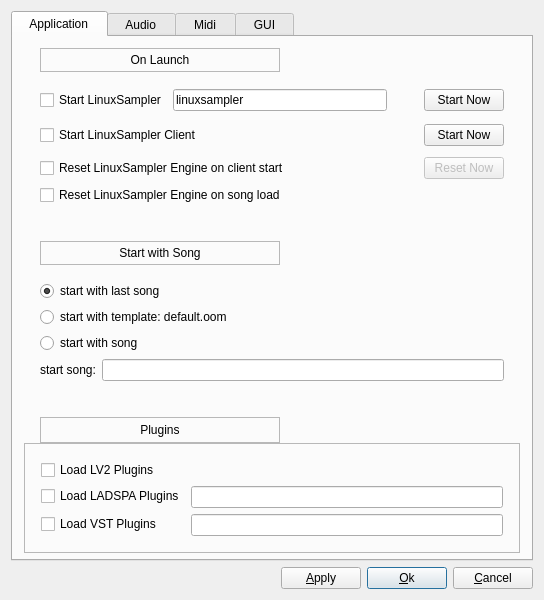
falkTX/los, file oom/widgets/gensetbase.ui: the form before one commit.
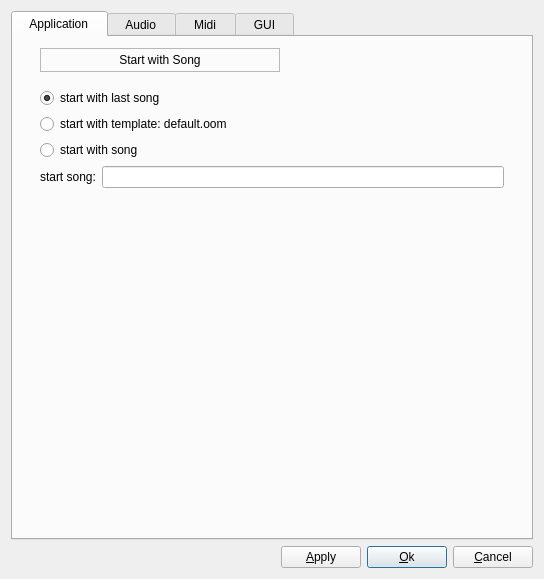
The form after the commit.

Commit message: Massive cleanup: remove plugin, lscp, linuxsampler and network code

```diff
--- a/oom/widgets/gensetbase.ui
+++ b/oom/widgets/gensetbase.ui
@@ -7,7 +7,7 @@
     <x>0</x>
     <y>0</y>
     <width>544</width>
-    <height>547</height>
+    <height>579</height>
    </rect>
   </property>
   <property name="windowTitle">
@@ -36,278 +36,6 @@
        <property name="bottomMargin">
         <number>6</number>
        </property>
-       <item>
-        <layout class="QHBoxLayout" name="horizontalLayout_3">
-         <property name="spacing">
-          <number>0</number>
-         </property>
-         <item>
-          <spacer name="horizontalSpacer_3">
-           <property name="orientation">
-            <enum>Qt::Horizontal</enum>
-           </property>
-           <property name="sizeType">
-            <enum>QSizePolicy::Fixed</enum>
-           </property>
-           <property name="sizeHint" stdset="0">
-            <size>
-             <width>16</width>
-             <height>20</height>
-            </size>
-           </property>
-          </spacer>
-         </item>
-         <item>
-          <widget class="QFrame" name="launchLabelFrame">
-           <property name="sizePolicy">
-            <sizepolicy hsizetype="Expanding" vsizetype="Fixed">
-             <horstretch>0</horstretch>
-             <verstretch>0</verstretch>
-            </sizepolicy>
-           </property>
-           <property name="frameShape">
-            <enum>QFrame::StyledPanel</enum>
-           </property>
-           <property name="frameShadow">
-            <enum>QFrame::Raised</enum>
-           </property>
-           <layout class="QVBoxLayout" name="verticalLayout_7">
-            <property name="spacing">
-             <number>0</number>
-            </property>
-            <property name="leftMargin">
-             <number>20</number>
-            </property>
-            <property name="topMargin">
-             <number>4</number>
-            </property>
-            <property name="rightMargin">
-             <number>20</number>
-            </property>
-            <property name="bottomMargin">
-             <number>4</number>
-            </property>
-            <item>
-             <widget class="QLabel" name="launchLabel">
-              <property name="text">
-               <string>On Launch</string>
-              </property>
-              <property name="alignment">
-               <set>Qt::AlignCenter</set>
-              </property>
-             </widget>
-            </item>
-           </layout>
-          </widget>
-         </item>
-         <item>
-          <spacer name="horizontalSpacer_4">
-           <property name="orientation">
-            <enum>Qt::Horizontal</enum>
-           </property>
-           <property name="sizeHint" stdset="0">
-            <size>
-             <width>40</width>
-             <height>20</height>
-            </size>
-           </property>
-          </spacer>
-         </item>
-        </layout>
-       </item>
-       <item>
-        <widget class="QFrame" name="startUpBox">
-         <layout class="QVBoxLayout" name="verticalLayout_2">
-          <property name="margin">
-           <number>16</number>
-          </property>
-          <item>
-           <layout class="QHBoxLayout" name="horizontalLayout_13">
-            <property name="topMargin">
-             <number>0</number>
-            </property>
-            <item>
-             <widget class="QCheckBox" name="chkStartLS">
-              <property name="text">
-               <string>Start LinuxSampler</string>
-              </property>
-             </widget>
-            </item>
-            <item>
-             <widget class="QLineEdit" name="txtLSPath">
-              <property name="toolTip">
-               <string>LinuxSampler binary (NOTE: SVN Version required for SFZ support)</string>
-              </property>
-              <property name="text">
-               <string>linuxsampler</string>
-              </property>
-             </widget>
-            </item>
-            <item>
-             <widget class="QToolButton" name="btnBrowseLS">
-              <property name="minimumSize">
-               <size>
-                <width>25</width>
-                <height>25</height>
-               </size>
-              </property>
-              <property name="maximumSize">
-               <size>
-                <width>25</width>
-                <height>25</height>
-               </size>
-              </property>
-              <property name="toolTip">
-               <string>Browse for LinuxSampler binary (NOTE: SVN Version required for SFZ support)</string>
-              </property>
-              <property name="text">
-               <string/>
-              </property>
-              <property name="iconSize">
-               <size>
-                <width>25</width>
-                <height>25</height>
-               </size>
-              </property>
-              <property name="autoRaise">
-               <bool>true</bool>
-              </property>
-             </widget>
-            </item>
-            <item>
-             <widget class="QPushButton" name="btnStartStopLS">
-              <property name="text">
-               <string>Start Now</string>
-              </property>
-             </widget>
-            </item>
-           </layout>
-          </item>
-          <item>
-           <layout class="QHBoxLayout" name="horizontalLayout">
-            <item>
-             <widget class="QCheckBox" name="chkStartLSClient">
-              <property name="text">
-               <string>Start LinuxSampler Client</string>
-              </property>
-             </widget>
-            </item>
-            <item>
-             <spacer name="horizontalSpacer">
-              <property name="orientation">
-               <enum>Qt::Horizontal</enum>
-              </property>
-              <property name="sizeHint" stdset="0">
-               <size>
-                <width>40</width>
-                <height>20</height>
-               </size>
-              </property>
-             </spacer>
-            </item>
-            <item>
-             <widget class="QToolButton" name="btnLSStatus">
-              <property name="text">
-               <string/>
-              </property>
-              <property name="iconSize">
-               <size>
-                <width>25</width>
-                <height>25</height>
-               </size>
-              </property>
-              <property name="autoRaise">
-               <bool>true</bool>
-              </property>
-             </widget>
-            </item>
-            <item>
-             <widget class="QPushButton" name="btnStartLSClient">
-              <property name="enabled">
-               <bool>true</bool>
-              </property>
-              <property name="sizePolicy">
-               <sizepolicy hsizetype="Fixed" vsizetype="Fixed">
-                <horstretch>0</horstretch>
-                <verstretch>0</verstretch>
-               </sizepolicy>
-              </property>
-              <property name="toolTip">
-               <string>Start/Stop LinuxSampler client</string>
-              </property>
-              <property name="text">
-               <string>Start Now</string>
-              </property>
-             </widget>
-            </item>
-           </layout>
-          </item>
-          <item>
-           <layout class="QHBoxLayout" name="horizontalLayout_2">
-            <property name="topMargin">
-             <number>0</number>
-            </property>
-            <item>
-             <widget class="QCheckBox" name="chkResetLSOnStartup">
-              <property name="text">
-               <string>Reset LinuxSampler Engine on client start</string>
-              </property>
-             </widget>
-            </item>
-            <item>
-             <spacer name="horizontalSpacer_2">
-              <property name="orientation">
-               <enum>Qt::Horizontal</enum>
-              </property>
-              <property name="sizeHint" stdset="0">
-               <size>
-                <width>40</width>
-                <height>20</height>
-               </size>
-              </property>
-             </spacer>
-            </item>
-            <item>
-             <widget class="QPushButton" name="btnResetLSNow">
-              <property name="enabled">
-               <bool>false</bool>
-              </property>
-              <property name="toolTip">
-               <string>Reset LinuxSampler (This will flush ALL MIDI maps and othe configurations)</string>
-              </property>
-              <property name="text">
-               <string>Reset Now</string>
-              </property>
-             </widget>
-            </item>
-           </layout>
-          </item>
-          <item>
-           <widget class="QCheckBox" name="chkResetLSOnSongLoad">
-            <property name="text">
-             <string>Reset LinuxSampler Engine on song load</string>
-            </property>
-           </widget>
-          </item>
-         </layout>
-        </widget>
-       </item>
-       <item>
-        <spacer name="verticalSpacer_4">
-         <property name="orientation">
-          <enum>Qt::Vertical</enum>
-         </property>
-         <property name="sizeType">
-          <enum>QSizePolicy::Fixed</enum>
-         </property>
-         <property name="sizeHint" stdset="0">
-          <size>
-           <width>20</width>
-           <height>20</height>
-          </size>
-         </property>
-        </spacer>
-       </item>
        <item>
         <layout class="QHBoxLayout" name="horizontalLayout_4">
          <item>
@@ -448,149 +176,14 @@
          <property name="orientation">
           <enum>Qt::Vertical</enum>
          </property>
-         <property name="sizeType">
-          <enum>QSizePolicy::Fixed</enum>
-         </property>
          <property name="sizeHint" stdset="0">
           <size>
            <width>20</width>
-           <height>20</height>
+           <height>40</height>
           </size>
          </property>
         </spacer>
        </item>
-       <item>
-        <layout class="QHBoxLayout" name="horizontalLayout_14">
-         <property name="spacing">
-          <number>0</number>
-         </property>
-         <property name="topMargin">
-          <number>0</number>
-         </property>
-         <item>
-          <spacer name="horizontalSpacer_20">
-           <property name="orientation">
-            <enum>Qt::Horizontal</enum>
-           </property>
-           <property name="sizeType">
-            <enum>QSizePolicy::Fixed</enum>
-           </property>
-           <property name="sizeHint" stdset="0">
-            <size>
-             <width>16</width>
-             <height>20</height>
-            </size>
-           </property>
-          </spacer>
-         </item>
-         <item>
-          <widget class="QFrame" name="pluginLabelFrame">
-           <property name="sizePolicy">
-            <sizepolicy hsizetype="Expanding" vsizetype="Preferred">
-             <horstretch>0</horstretch>
-             <verstretch>0</verstretch>
-            </sizepolicy>
-           </property>
-           <property name="frameShape">
-            <enum>QFrame::StyledPanel</enum>
-           </property>
-           <property name="frameShadow">
-            <enum>QFrame::Raised</enum>
-           </property>
-           <layout class="QVBoxLayout" name="verticalLayout_16">
-            <property name="leftMargin">
-             <number>20</number>
-            </property>
-            <property name="topMargin">
-             <number>4</number>
-            </property>
-            <property name="rightMargin">
-             <number>20</number>
-            </property>
-            <property name="bottomMargin">
-             <number>4</number>
-            </property>
-            <item>
-             <widget class="QLabel" name="pluginLabel">
-              <property name="text">
-               <string>Plugins</string>
-              </property>
-              <property name="alignment">
-               <set>Qt::AlignCenter</set>
-              </property>
-             </widget>
-            </item>
-           </layout>
-          </widget>
-         </item>
-         <item>
-          <spacer name="horizontalSpacer_19">
-           <property name="orientation">
-            <enum>Qt::Horizontal</enum>
-           </property>
-           <property name="sizeHint" stdset="0">
-            <size>
-             <width>40</width>
-             <height>20</height>
-            </size>
-           </property>
-          </spacer>
-         </item>
-        </layout>
-       </item>
-       <item>
-        <widget class="QFrame" name="pluginFrame">
-         <property name="frameShape">
-          <enum>QFrame::StyledPanel</enum>
-         </property>
-         <property name="frameShadow">
-          <enum>QFrame::Raised</enum>
-         </property>
-         <layout class="QFormLayout" name="formLayout">
-          <property name="labelAlignment">
-           <set>Qt::AlignLeading|Qt::AlignLeft|Qt::AlignVCenter</set>
-          </property>
-          <property name="margin">
-           <number>16</number>
-          </property>
-          <item row="0" column="0">
-           <widget class="QCheckBox" name="chkLoadLV2">
-            <property name="text">
-             <string>Load LV2 Plugins</string>
-            </property>
-           </widget>
-          </item>
-          <item row="1" column="0">
-           <widget class="QCheckBox" name="chkLoadLADSPA">
-            <property name="text">
-             <string>Load LADSPA Plugins</string>
-            </property>
-           </widget>
-          </item>
-          <item row="2" column="0">
-           <widget class="QCheckBox" name="chkLoadVST">
-            <property name="text">
-             <string>Load VST Plugins</string>
-            </property>
-           </widget>
-          </item>
-          <item row="1" column="1">
-           <widget class="QLineEdit" name="txtLADSPAPaths">
-            <property name="toolTip">
-             <string>Colon separated list of paths to search for LADSPA plugins</string>
-            </property>
-           </widget>
-          </item>
-          <item row="2" column="1">
-           <widget class="QLineEdit" name="txtVSTPaths">
-            <property name="toolTip">
-             <string>Colon separated list of paths to search for VST plugins</string>
-            </property>
-           </widget>
-          </item>
-         </layout>
-        </widget>
-       </item>
       </layout>
      </widget>
      <widget class="QWidget" name="tab">
```
Left out of the diff: 2 changed lines with no effect on the pictures. The commit also changes 472 other files.
